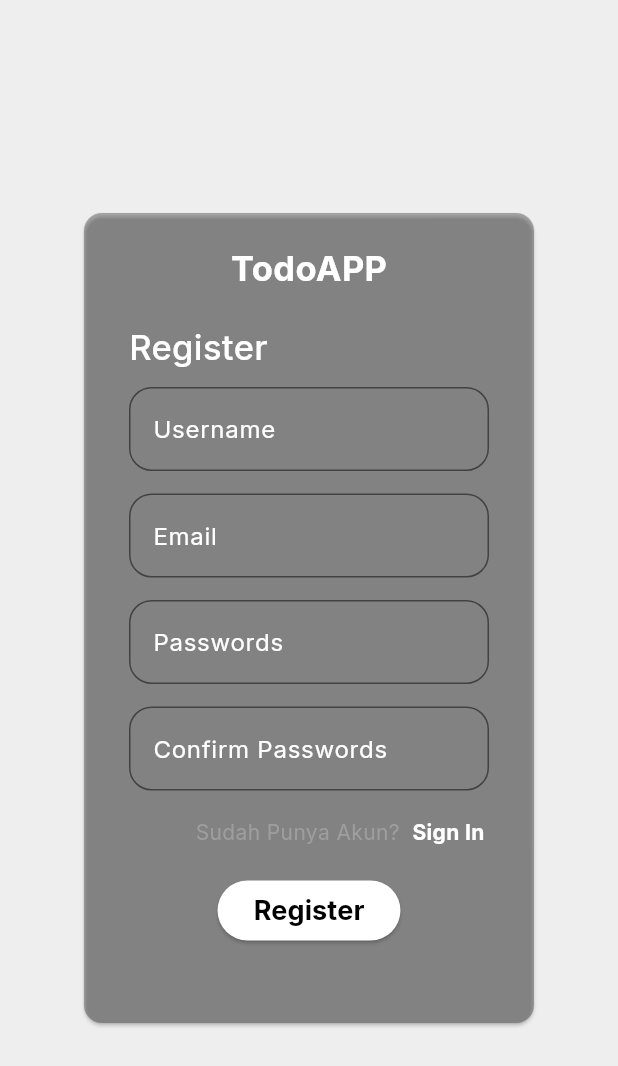
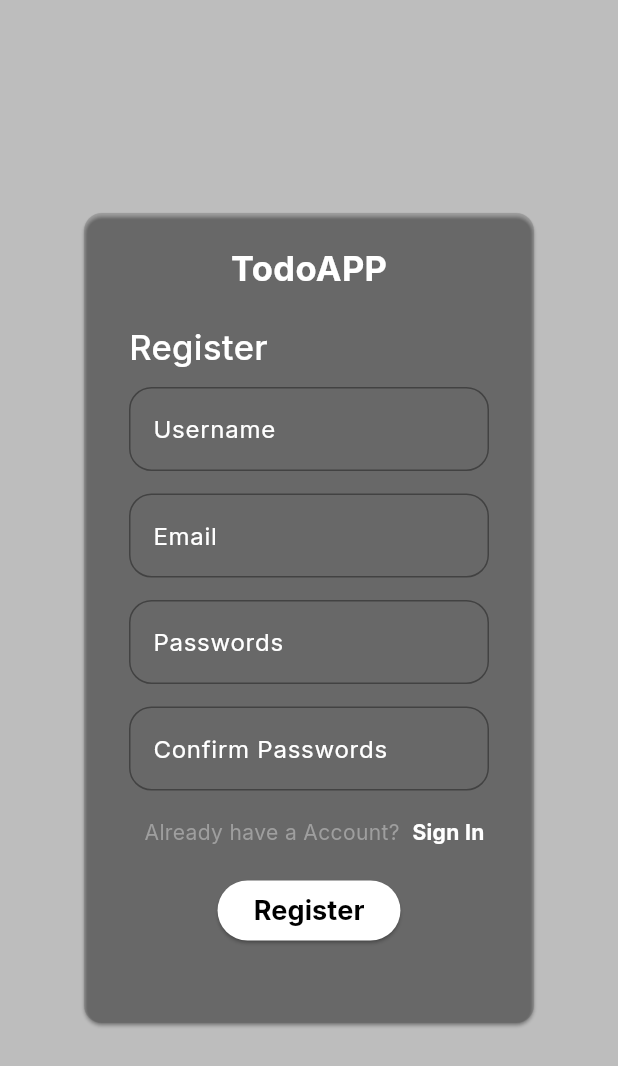
Before and after one commit to jbranabb/todoUkk, a Flutter app: the screen it shows after launch, after a tap on "Sign Up", on a phone screen of 412 x 824 dp. Shown: the top 1066 px of the screen. Run offline on Flutter 3.47's test engine with Material 3 defaults, Android fonts, the phone set to English and light mode, and no system bars; our stand-ins replace bloc, equatable, firebase_auth, firebase_core, firebase_database, flutter_bloc and 4 more; accounts and stored records are empty.

Commit message:
fix(homePage)fixing bugs splashshadow when switch theme & and adding new color materials

```diff
--- /dev/null
+++ b/devtools_options.yaml
@@ -0,0 +1,3 @@
+description: This file stores settings for Dart & Flutter DevTools.
+documentation: https://docs.flutter.dev/tools/devtools/extensions#configure-extension-enablement-states
+extensions:
--- a/lib/bloc/cuit/search_cubit.dart
+++ b/lib/bloc/cuit/search_cubit.dart
@@ -9,7 +9,7 @@ class SearchCubit extends Cubit<bool>{
 
 class TextSearchCubit extends Cubit<String>{
   TextSearchCubit() : super('');
-  void hello(String text){ final lower = text.toLowerCase();
+  void search(String text){ final lower = text.toLowerCase();
   if (state != lower) {
     emit(lower);
     print('state skng : $lower');
--- a/lib/login/pages/login.dart
+++ b/lib/login/pages/login.dart
@@ -95,7 +95,7 @@ class LoginPage extends StatelessWidget {
                         mainAxisAlignment: MainAxisAlignment.end,
                         children: [
                           Text(
-                            'Belum Punya Akun?  ',
+                            'Need an account? ',
                             style: TextStyle(
                                 color:
                                     Theme.of(context).colorScheme.onTertiary),
--- a/lib/login/pages/register.dart
+++ b/lib/login/pages/register.dart
@@ -18,12 +18,12 @@ class RegisterPage extends StatelessWidget {
     return BlocBuilder<ThemeState, bool>(
       builder: (context, state) =>
        Scaffold(
-         backgroundColor: state ? Colors.grey.shade200 : Colors.grey.shade800,
+         backgroundColor: state ? Colors.grey.shade400 : Colors.grey.shade200,
           body: Center(
             child: Card(
               // shadowColor: Colors.blue,
 
-              color: Theme.of(context).colorScheme.onSecondary.withOpacity(0.4),
+              color: Theme.of(context).colorScheme.onSecondary.withOpacity(0.2),
               child: SizedBox(
                 height: 540,
                 width: 300,
@@ -95,7 +95,7 @@ class RegisterPage extends StatelessWidget {
                         mainAxisAlignment: MainAxisAlignment.end,
                         children: [
                           const Text(
-                            'Sudah Punya Akun?  ',
+                            'Already have a Account?  ',
                             style: TextStyle(color: Colors.grey),
                           ),
                           GestureDetector(
--- a/lib/theme.dart
+++ b/lib/theme.dart
@@ -21,6 +21,9 @@ ThemeData light = ThemeData(
 
       inversePrimary: Colors.grey.shade900,
       onInverseSurface: Colors.grey.shade600,
+
+      //fab shadow
+      shadow: Colors.grey.shade300
     ));
 
 ThemeData dark = ThemeData(
@@ -44,4 +47,6 @@ ThemeData dark = ThemeData(
       // enabledBorder
       inversePrimary: Colors.grey.shade600,
       onInverseSurface: Colors.grey.shade300,
+
+      shadow: Colors.grey.shade800
     ));
```
Also changed, not shown: lib/todo/pages/home_page.dart (+6 -3 lines).
